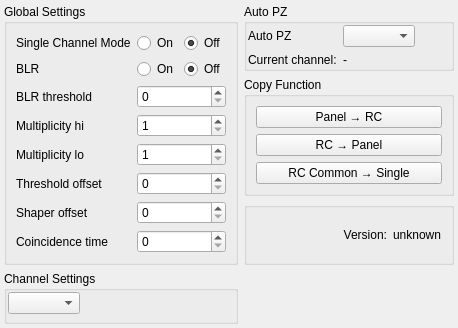
Old version of the form src/client/mesycontrol/ui/mscf16_global_settings.ui in the repository flueke/mesycontrol.
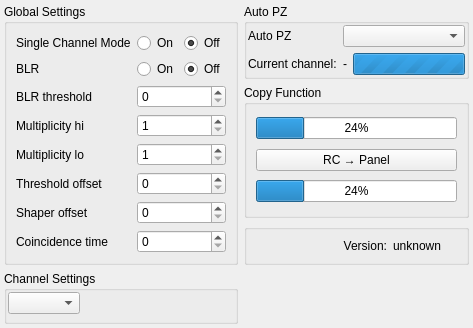
New version of the form. The open tabs and pages were chosen to show the change.

```diff
--- a/src/client/mesycontrol/ui/mscf16_global_settings.ui
+++ b/src/client/mesycontrol/ui/mscf16_global_settings.ui
@@ -6,8 +6,8 @@
    <rect>
     <x>0</x>
     <y>0</y>
-    <width>449</width>
-    <height>288</height>
+    <width>473</width>
+    <height>289</height>
    </rect>
   </property>
   <property name="windowTitle">
@@ -202,10 +202,7 @@
      <property name="title">
       <string>Auto PZ</string>
      </property>
-     <layout class="QFormLayout" name="formLayout_2">
-      <property name="fieldGrowthPolicy">
-       <enum>QFormLayout::ExpandingFieldsGrow</enum>
-      </property>
+     <layout class="QGridLayout" name="gridLayout_4">
       <property name="margin">
        <number>1</number>
       </property>
@@ -227,14 +224,40 @@
        </widget>
       </item>
       <item row="1" column="1">
-       <widget class="QLabel" name="label_current_auto_pz_channel">
-        <property name="text">
-         <string>-</string>
-        </property>
-        <property name="textInteractionFlags">
-         <set>Qt::LinksAccessibleByMouse|Qt::TextSelectableByMouse</set>
-        </property>
-       </widget>
+       <layout class="QHBoxLayout" name="horizontalLayout_3">
+        <item>
+         <widget class="QLabel" name="label_current_auto_pz_channel">
+          <property name="text">
+           <string>-</string>
+          </property>
+          <property name="textInteractionFlags">
+           <set>Qt::LinksAccessibleByMouse|Qt::TextSelectableByMouse</set>
+          </property>
+         </widget>
+        </item>
+        <item>
+         <widget class="QProgressBar" name="auto_pz_progress">
+          <property name="minimumSize">
+           <size>
+            <width>0</width>
+            <height>12</height>
+           </size>
+          </property>
+          <property name="maximum">
+           <number>0</number>
+          </property>
+          <property name="value">
+           <number>-1</number>
+          </property>
+          <property name="textVisible">
+           <bool>false</bool>
+          </property>
+          <property name="invertedAppearance">
+           <bool>false</bool>
+          </property>
+         </widget>
+        </item>
+       </layout>
       </item>
      </layout>
     </widget>
@@ -245,13 +268,6 @@
       <string>Copy Function</string>
      </property>
      <layout class="QGridLayout" name="gridLayout">
-      <item row="2" column="0">
-       <widget class="QPushButton" name="pb_copy_common2single">
-        <property name="text">
-         <string>RC Common → Single</string>
-        </property>
-       </widget>
-      </item>
       <item row="1" column="0">
        <widget class="QPushButton" name="pb_copy_rc2panel">
         <property name="text">
@@ -259,11 +275,74 @@
         </property>
        </widget>
       </item>
+      <item row="2" column="0">
+       <widget class="QStackedWidget" name="copy_common2single_stack">
+        <property name="currentIndex">
+         <number>0</number>
+        </property>
+        <widget class="QWidget" name="page">
+         <layout class="QGridLayout" name="gridLayout_5">
+          <property name="margin">
+           <number>0</number>
+          </property>
+          <item row="0" column="0">
+           <widget class="QPushButton" name="pb_copy_common2single">
+            <property name="text">
+             <string>RC Common → Single</string>
+            </property>
+           </widget>
+          </item>
+         </layout>
+        </widget>
+        <widget class="QWidget" name="page_2">
+         <layout class="QGridLayout" name="gridLayout_6">
+          <property name="margin">
+           <number>0</number>
+          </property>
+          <item row="0" column="0">
+           <widget class="QProgressBar" name="copy_common2single_progress">
+            <property name="value">
+             <number>24</number>
+            </property>
+           </widget>
+          </item>
+         </layout>
+        </widget>
+       </widget>
+      </item>
       <item row="0" column="0">
-       <widget class="QPushButton" name="pb_copy_panel2rc">
-        <property name="text">
-         <string>Panel → RC</string>
+       <widget class="QStackedWidget" name="copy_panel2rc_stack">
+        <property name="currentIndex">
+         <number>0</number>
         </property>
+        <widget class="QWidget" name="page_3">
+         <layout class="QGridLayout" name="gridLayout_7">
+          <property name="margin">
+           <number>0</number>
+          </property>
+          <item row="0" column="0">
+           <widget class="QPushButton" name="pb_copy_panel2rc">
+            <property name="text">
+             <string>Panel → RC</string>
+            </property>
+           </widget>
+          </item>
+         </layout>
+        </widget>
+        <widget class="QWidget" name="page_4">
+         <layout class="QGridLayout" name="gridLayout_8">
+          <property name="margin">
+           <number>0</number>
+          </property>
+          <item row="0" column="0">
+           <widget class="QProgressBar" name="copy_panel2rc_progress">
+            <property name="value">
+             <number>24</number>
+            </property>
+           </widget>
+          </item>
+         </layout>
+        </widget>
        </widget>
       </item>
      </layout>
@@ -342,7 +421,7 @@
      </property>
      <property name="sizeHint" stdset="0">
       <size>
-       <width>195</width>
+       <width>219</width>
        <height>20</height>
       </size>
      </property>
```
Left out of the diff: 16 changed lines with no effect on the pictures.
